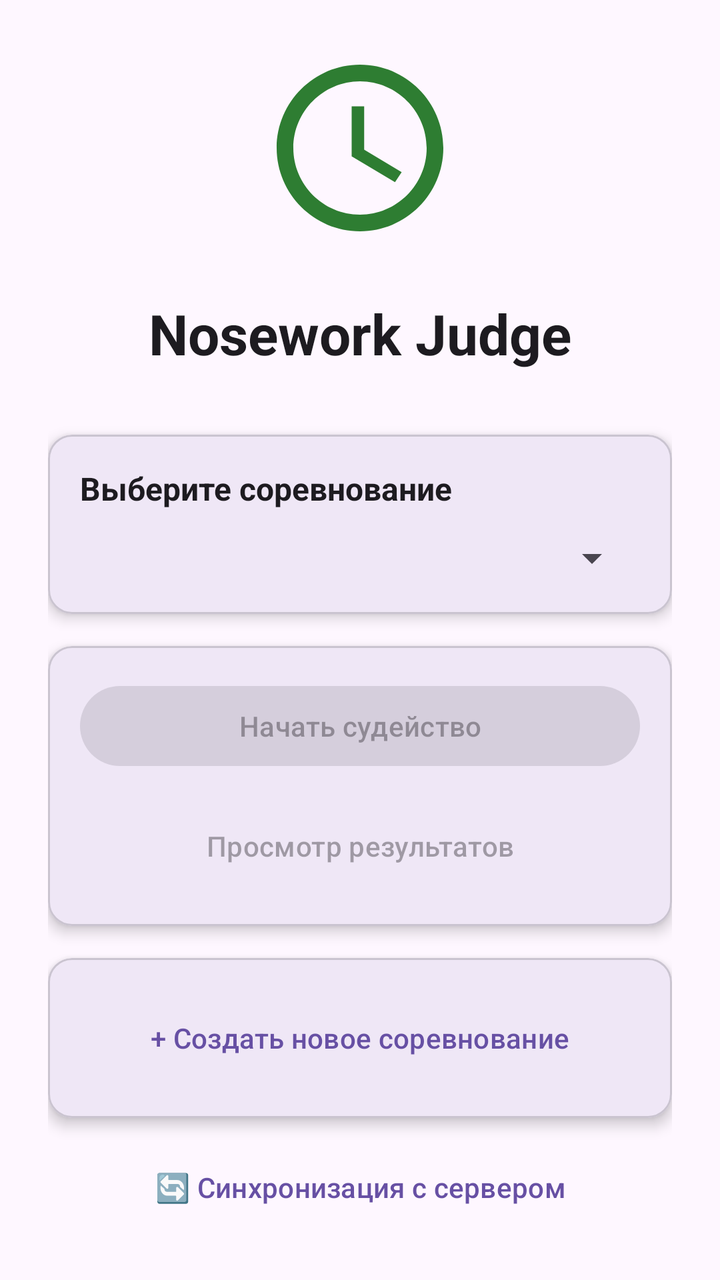
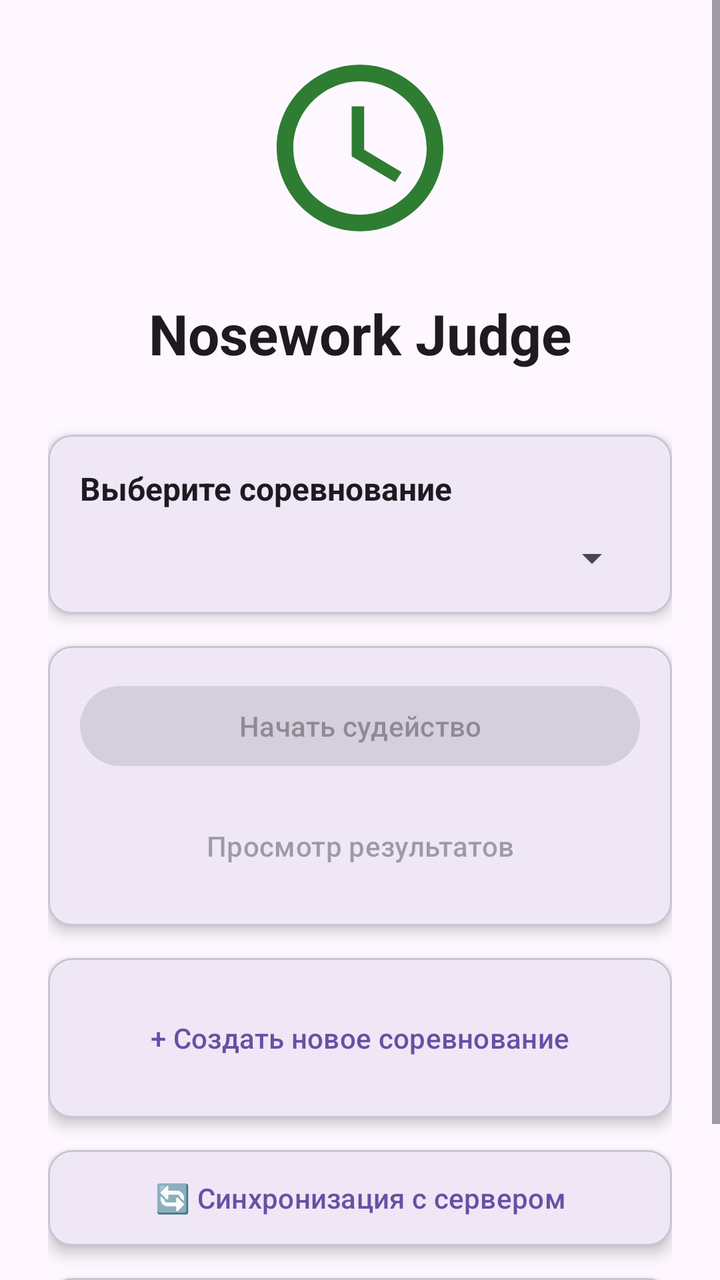

Screens rendered from an Android XML layout before and after an edit, with the pre-edit source and the edit as a unified diff.
<!-- AndroidManifest.xml: application theme Theme.Material3.DayNight.NoActionBar -->
<!-- res/layout/activity_main.xml -->
<?xml version="1.0" encoding="utf-8"?>
<LinearLayout xmlns:android="http://schemas.android.com/apk/res/android"
    xmlns:app="http://schemas.android.com/apk/res-auto"
    android:layout_width="match_parent"
    android:layout_height="match_parent"
    android:orientation="vertical"
    android:padding="24dp"
    android:gravity="center"
    android:background="?android:attr/colorBackground">

    <ImageView
        android:layout_width="100dp"
        android:layout_height="100dp"
        android:src="@drawable/ic_timer"
        android:layout_marginBottom="24dp"/>

    <TextView
        android:layout_width="wrap_content"
        android:layout_height="wrap_content"
        android:text="Nosework Judge"
        android:textSize="28sp"
        android:textStyle="bold"
        android:layout_marginBottom="32dp"
        android:textColor="?android:attr/textColorPrimary"/>

    
    <com.google.android.material.card.MaterialCardView
        android:layout_width="match_parent"
        android:layout_height="wrap_content"
        android:layout_marginBottom="16dp"
        app:cardElevation="4dp">

        <LinearLayout
            android:layout_width="match_parent"
            android:layout_height="wrap_content"
            android:orientation="vertical"
            android:padding="16dp">

            <TextView
                android:layout_width="wrap_content"
                android:layout_height="wrap_content"
                android:text="Выберите соревнование"
                android:textSize="16sp"
                android:textStyle="bold"
                android:textColor="?android:attr/textColorPrimary"
                android:layout_marginBottom="12dp"/>

            <Spinner
                android:id="@+id/spinnerCompetition"
                android:layout_width="match_parent"
                android:layout_height="wrap_content" />

            <TextView
                android:id="@+id/txtNoCompetitions"
                android:layout_width="match_parent"
                android:layout_height="wrap_content"
                android:text="Нет соревнований\n\nНажмите кнопку ниже, чтобы создать"
                android:textAlignment="center"
                android:visibility="gone"
                android:padding="24dp"
                android:textColor="?android:attr/textColorSecondary"/>
        </LinearLayout>
    </com.google.android.material.card.MaterialCardView>

    
    <com.google.android.material.card.MaterialCardView
        android:layout_width="match_parent"
        android:layout_height="wrap_content"
        android:layout_marginBottom="16dp"
        app:cardElevation="4dp">

        <LinearLayout
            android:layout_width="match_parent"
            android:layout_height="wrap_content"
            android:orientation="vertical"
            android:padding="16dp">

            <Button
                android:id="@+id/btnStartJudging"
                android:layout_width="match_parent"
                android:layout_height="wrap_content"
                android:text="Начать судейство"
                android:enabled="false"
                android:layout_marginBottom="12dp"
                style="@style/Widget.Material3.Button"/>

            <Button
                android:id="@+id/btnViewResults"
                android:layout_width="match_parent"
                android:layout_height="wrap_content"
                android:text="Просмотр результатов"
                android:enabled="false"
                style="@style/Widget.Material3.Button.TextButton"/>
        </LinearLayout>
    </com.google.android.material.card.MaterialCardView>

    
    <com.google.android.material.card.MaterialCardView
        android:layout_width="match_parent"
        android:layout_height="wrap_content"
        app:cardElevation="4dp">

        <LinearLayout
            android:layout_width="match_parent"
            android:layout_height="wrap_content"
            android:orientation="vertical"
            android:padding="16dp">

            <Button
                android:id="@+id/btnCreateCompetition"
                android:layout_width="match_parent"
                android:layout_height="wrap_content"
                android:text="+ Создать новое соревнование"
                style="@style/Widget.Material3.Button.TextButton"/>
        </LinearLayout>
    </com.google.android.material.card.MaterialCardView>
    <Button
        android:id="@+id/btnSync"
        android:layout_width="match_parent"
        android:layout_height="wrap_content"
        android:text="🔄 Синхронизация с сервером"
        android:layout_marginTop="12dp"
        style="@style/Widget.Material3.Button.TextButton"/>

</LinearLayout>
<!-- resources referenced by this layout -->
<resources>
  <!-- drawable ic_timer (drawable) -->
  <vector xmlns:android="http://schemas.android.com/apk/res/android"
      android:width="24dp"
      android:height="24dp"
      android:viewportWidth="24"
      android:viewportHeight="24">
      <path
          android:fillColor="#2E7D32"
          android:pathData="M12,2C6.5,2 2,6.5 2,12s4.5,10 10,10 10,-4.5 10,-10S17.5,2 12,2zM12,20c-4.4,0 -8,-3.6 -8,-8s3.6,-8 8,-8 8,3.6 8,8 -3.6,8 -8,8zM12.5,7H11v6l5.2,3.1 0.8,-1.2 -4.5,-2.7z"/>
  </vector>
</resources>

<!-- the commit's change to res/layout/activity_main.xml (unified diff, before → after) -->
@@ -1,125 +1,167 @@
 <?xml version="1.0" encoding="utf-8"?>
-<LinearLayout xmlns:android="http://schemas.android.com/apk/res/android"
+<ScrollView xmlns:android="http://schemas.android.com/apk/res/android"
     xmlns:app="http://schemas.android.com/apk/res-auto"
     android:layout_width="match_parent"
     android:layout_height="match_parent"
-    android:orientation="vertical"
-    android:padding="24dp"
-    android:gravity="center"
     android:background="?android:attr/colorBackground">
 
-    <ImageView
-        android:layout_width="100dp"
-        android:layout_height="100dp"
-        android:src="@drawable/ic_timer"
-        android:layout_marginBottom="24dp"/>
-
-    <TextView
-        android:layout_width="wrap_content"
-        android:layout_height="wrap_content"
-        android:text="Nosework Judge"
-        android:textSize="28sp"
-        android:textStyle="bold"
-        android:layout_marginBottom="32dp"
-        android:textColor="?android:attr/textColorPrimary"/>
-
-    
-    <com.google.android.material.card.MaterialCardView
+    <LinearLayout
         android:layout_width="match_parent"
         android:layout_height="wrap_content"
-        android:layout_marginBottom="16dp"
-        app:cardElevation="4dp">
+        android:orientation="vertical"
+        android:padding="24dp"
+        android:gravity="center">
 
-        <LinearLayout
+        <ImageView
+            android:layout_width="100dp"
+            android:layout_height="100dp"
+            android:src="@drawable/ic_timer"
+            android:layout_marginBottom="24dp"/>
+
+        <TextView
+            android:layout_width="wrap_content"
+            android:layout_height="wrap_content"
+            android:text="Nosework Judge"
+            android:textSize="28sp"
+            android:textStyle="bold"
+            android:layout_marginBottom="32dp"
+            android:textColor="?android:attr/textColorPrimary"/>
+
+        
+        <com.google.android.material.card.MaterialCardView
             android:layout_width="match_parent"
             android:layout_height="wrap_content"
-            android:orientation="vertical"
-            android:padding="16dp">
+            android:layout_marginBottom="16dp"
+            app:cardElevation="4dp">
 
-            <TextView
-                android:layout_width="wrap_content"
-                android:layout_height="wrap_content"
-                android:text="Выберите соревнование"
-                android:textSize="16sp"
-                android:textStyle="bold"
-                android:textColor="?android:attr/textColorPrimary"
-                android:layout_marginBottom="12dp"/>
-
-            <Spinner
-                android:id="@+id/spinnerCompetition"
-                android:layout_width="match_parent"
-                android:layout_height="wrap_content" />
-
-            <TextView
-                android:id="@+id/txtNoCompetitions"
+            <LinearLayout
                 android:layout_width="match_parent"
                 android:layout_height="wrap_content"
-                android:text="Нет соревнований\n\nНажмите кнопку ниже, чтобы создать"
-                android:textAlignment="center"
-                android:visibility="gone"
-                android:padding="24dp"
-                android:textColor="?android:attr/textColorSecondary"/>
-        </LinearLayout>
-    </com.google.android.material.card.MaterialCardView>
+                android:orientation="vertical"
+                android:padding="16dp">
 
-    
-    <com.google.android.material.card.MaterialCardView
-        android:layout_width="match_parent"
-        android:layout_height="wrap_content"
-        android:layout_marginBottom="16dp"
-        app:cardElevation="4dp">
+                <TextView
+                    android:layout_width="wrap_content"
+                    android:layout_height="wrap_content"
+                    android:text="Выберите соревнование"
+                    android:textSize="16sp"
+                    android:textStyle="bold"
+                    android:textColor="?android:attr/textColorPrimary"
+                    android:layout_marginBottom="12dp"/>
 
-        <LinearLayout
+                <Spinner
+                    android:id="@+id/spinnerCompetition"
+                    android:layout_width="match_parent"
+                    android:layout_height="wrap_content" />
+
+                <TextView
+                    android:id="@+id/txtNoCompetitions"
+                    android:layout_width="match_parent"
+                    android:layout_height="wrap_content"
+                    android:text="Нет соревнований\n\nНажмите кнопку ниже, чтобы создать"
+                    android:textAlignment="center"
+                    android:visibility="gone"
+                    android:padding="24dp"
+                    android:textColor="?android:attr/textColorSecondary"/>
+            </LinearLayout>
+        </com.google.android.material.card.MaterialCardView>
+
+        
+        <com.google.android.material.card.MaterialCardView
             android:layout_width="match_parent"
             android:layout_height="wrap_content"
-            android:orientation="vertical"
-            android:padding="16dp">
+            android:layout_marginBottom="16dp"
+            app:cardElevation="4dp">
 
-            <Button
-                android:id="@+id/btnStartJudging"
+            <LinearLayout
                 android:layout_width="match_parent"
                 android:layout_height="wrap_content"
-                android:text="Начать судейство"
-                android:enabled="false"
-                android:layout_marginBottom="12dp"
-                style="@style/Widget.Material3.Button"/>
+                android:orientation="vertical"
+                android:padding="16dp">
 
-            <Button
-                android:id="@+id/btnViewResults"
+                <Button
+                    android:id="@+id/btnStartJudging"
+                    android:layout_width="match_parent"
+                    android:layout_height="wrap_content"
+                    android:text="Начать судейство"
+                    android:enabled="false"
+                    android:layout_marginBottom="12dp"
+                    style="@style/Widget.Material3.Button"/>
+
+                <Button
+                    android:id="@+id/btnViewResults"
+                    android:layout_width="match_parent"
+                    android:layout_height="wrap_content"
+                    android:text="Просмотр результатов"
+                    android:enabled="false"
+                    style="@style/Widget.Material3.Button.TextButton"/>
+            </LinearLayout>
+        </com.google.android.material.card.MaterialCardView>
+
+        
+        <com.google.android.material.card.MaterialCardView
+            android:layout_width="match_parent"
+            android:layout_height="wrap_content"
+            android:layout_marginBottom="16dp"
+            app:cardElevation="4dp">
+
+            <LinearLayout
                 android:layout_width="match_parent"
                 android:layout_height="wrap_content"
-                android:text="Просмотр результатов"
-                android:enabled="false"
-                style="@style/Widget.Material3.Button.TextButton"/>
-        </LinearLayout>
-    </com.google.android.material.card.MaterialCardView>
+                android:orientation="vertical"
+                android:padding="16dp">
 
-    
-    <com.google.android.material.card.MaterialCardView
-        android:layout_width="match_parent"
-        android:layout_height="wrap_content"
-        app:cardElevation="4dp">
+                <Button
+                    android:id="@+id/btnCreateCompetition"
+                    android:layout_width="match_parent"
+                    android:layout_height="wrap_content"
+                    android:text="+ Создать новое соревнование"
+                    style="@style/Widget.Material3.Button.TextButton"/>
+            </LinearLayout>
+        </com.google.android.material.card.MaterialCardView>
 
-        <LinearLayout
+        
+        <com.google.android.material.card.MaterialCardView
             android:layout_width="match_parent"
             android:layout_height="wrap_content"
-            android:orientation="vertical"
-            android:padding="16dp">
+            android:layout_marginBottom="16dp"
+            app:cardElevation="4dp">
 
-            <Button
-                android:id="@+id/btnCreateCompetition"
+            <LinearLayout
                 android:layout_width="match_parent"
                 android:layout_height="wrap_content"
-                android:text="+ Создать новое соревнование"
-                style="@style/Widget.Material3.Button.TextButton"/>
-        </LinearLayout>
-    </com.google.android.material.card.MaterialCardView>
-    <Button
-        android:id="@+id/btnSync"
-        android:layout_width="match_parent"
-        android:layout_height="wrap_content"
-        android:text="🔄 Синхронизация с сервером"
-        android:layout_marginTop="12dp"
-        style="@style/Widget.Material3.Button.TextButton"/>
+                android:orientation="vertical">
 
-</LinearLayout>
+                <Button
+                    android:id="@+id/btnSync"
+                    android:layout_width="match_parent"
+                    android:layout_height="wrap_content"
+                    android:text="🔄 Синхронизация с сервером"
+                    style="@style/Widget.Material3.Button.TextButton"/>
+            </LinearLayout>
+        </com.google.android.material.card.MaterialCardView>
+
+        
+        <com.google.android.material.card.MaterialCardView
+            android:layout_width="match_parent"
+            android:layout_height="wrap_content"
+            android:layout_marginBottom="16dp"
+            app:cardElevation="4dp">
+
+            <LinearLayout
+                android:layout_width="match_parent"
+                android:layout_height="wrap_content"
+                android:orientation="vertical"
+                android:padding="1dp">
+
+                <Button
+                    android:id="@+id/btnDownloadFromServer"
+                    android:layout_width="match_parent"
+                    android:layout_height="wrap_content"
+                    android:text="📥 Получить данные с сервера"
+                    style="@style/Widget.Material3.Button.TextButton"/>
+            </LinearLayout>
+        </com.google.android.material.card.MaterialCardView>
+
+    </LinearLayout>
+</ScrollView>
